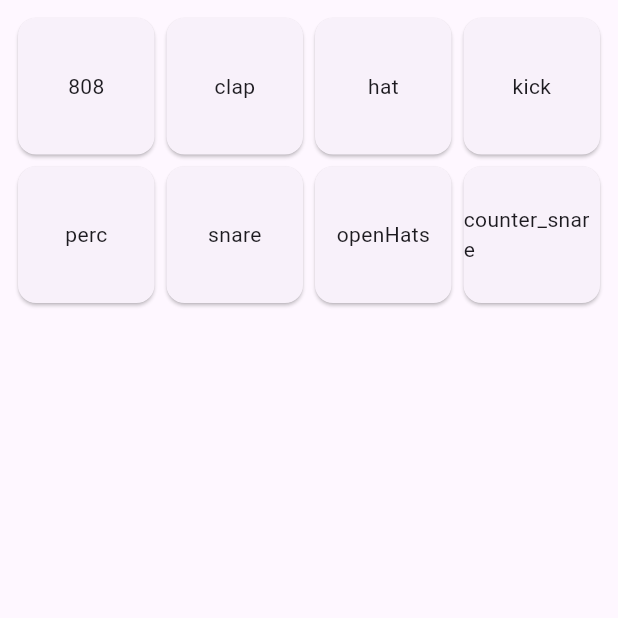
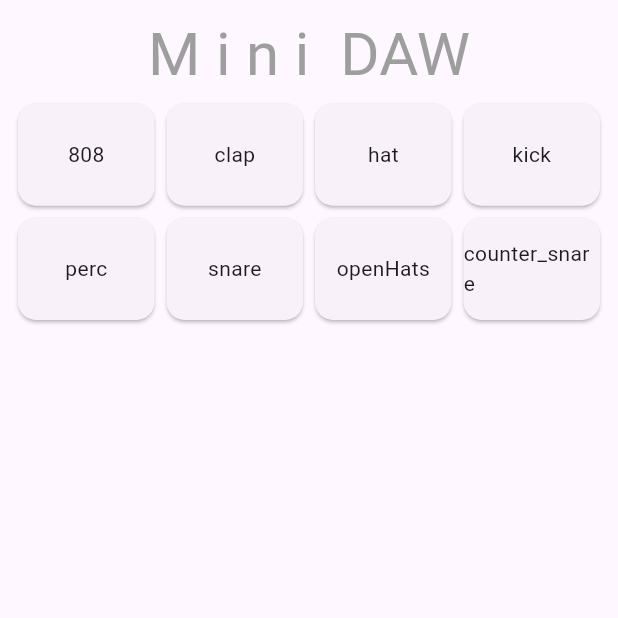
Before and after one commit to IldySilva/minimalist_daw, a Flutter app: the screen it shows after launch, on a phone screen of 412 x 824 dp, the top half of it. Run offline on Flutter 3.47's test engine with Material 3 defaults, Android fonts, the light colour scheme and no system bars; our stand-ins replace audioplayers.

```diff
--- a/lib/main.dart
+++ b/lib/main.dart
@@ -1,5 +1,5 @@
 import 'package:flutter/material.dart';
-import 'package:mini_digital_audio_workstation/models/button_model.dart';
+import 'package:mini_digital_audio_workstation/models/button_modle.dart';
 void main() {
   runApp( MyApp());
 }
@@ -19,9 +19,13 @@ class MyApp extends StatelessWidget {
           child: Scaffold(
             body: Padding(
               padding: const EdgeInsets.all(8.0),
-              child: GridView.builder(
+              child: Column(
+                children: [
+                  const Text("M i n i  DAW",style: TextStyle(fontSize: 40,color: Colors.grey),),
+                  GridView.builder(
+                    shrinkWrap: true,
                     itemCount: buttons.length,
-                gridDelegate: const SliverGridDelegateWithFixedCrossAxisCount(crossAxisCount: 4),
+                    gridDelegate: const SliverGridDelegateWithFixedCrossAxisCount(crossAxisCount: 4,childAspectRatio: 1.3),
                     itemBuilder: (BuildContext context, int index) {
                       var btn=buttons[index];
                      return  Card(
@@ -38,6 +42,8 @@ class MyApp extends StatelessWidget {
 
 
                   ),
+                ],
+              ),
             ),
           ),
         ));
```
Also changed, not shown: lib/models/button_modle.dart (renamed from lib/models/button_model.dart, +3 -5 lines), 2 other files. Lines whose indentation alone changed are shown as unchanged.
